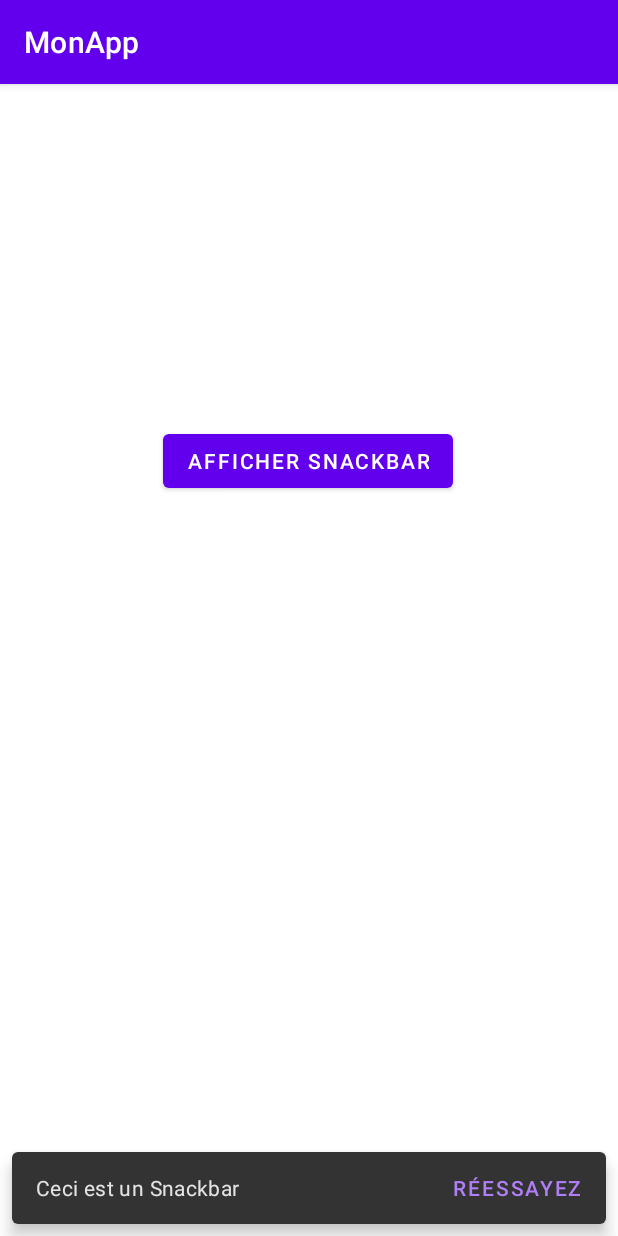
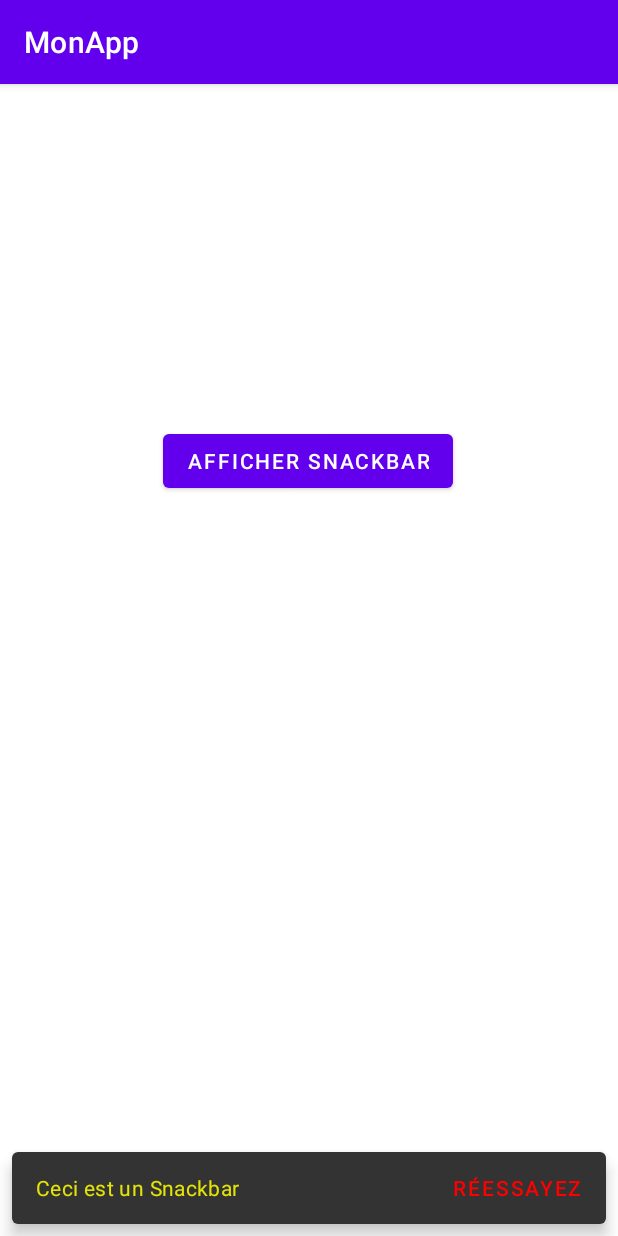
Before and after one commit to kokokanti98/android_studio_apprentissage, an Android app: the screen it shows after launch (MainActivity), after a tap on "AFFICHER SNACKBAR", on a phone screen of 412 x 824 dp. Run offline under Robolectric (Android 15) with nearby library versions, the phone set to English and light mode, and no system bars.

Commit message:
AS User Interface basic  Snackbar,Cardview XML first commit

```diff
--- a/app/src/main/java/com/example/monapp/MainActivity.java
+++ b/app/src/main/java/com/example/monapp/MainActivity.java
@@ -3,6 +3,7 @@ package com.example.monapp;
 import androidx.appcompat.app.AppCompatActivity;
 import androidx.constraintlayout.widget.ConstraintLayout;
 
+import android.graphics.Color;
 import android.os.Bundle;
 import android.view.View;
 import android.widget.AdapterView;
@@ -39,12 +40,17 @@ public class MainActivity extends AppCompatActivity {
 
     private void ShowSnackbar(){
         Snackbar.make(parent,"Ceci est un Snackbar",Snackbar.LENGTH_SHORT)
+                //Action a déclencher qu'on on clique sur Réessayez afficher Réeesayez cliqué
                 .setAction("Réessayez", new View.OnClickListener() {
                     @Override
                     public void onClick(View v) {
                         Toast.makeText(MainActivity.this,"Réessayez cliqué",Toast.LENGTH_SHORT).show();
                     }
                 })
+                //colore en rouge le message clicquable réeesayez
+                .setActionTextColor(Color.RED)
+                //colore en jaune le texte messaage 'Ceci est un snackbar'
+                .setTextColor(Color.YELLOW)
                 .show();
     }
 }
```
